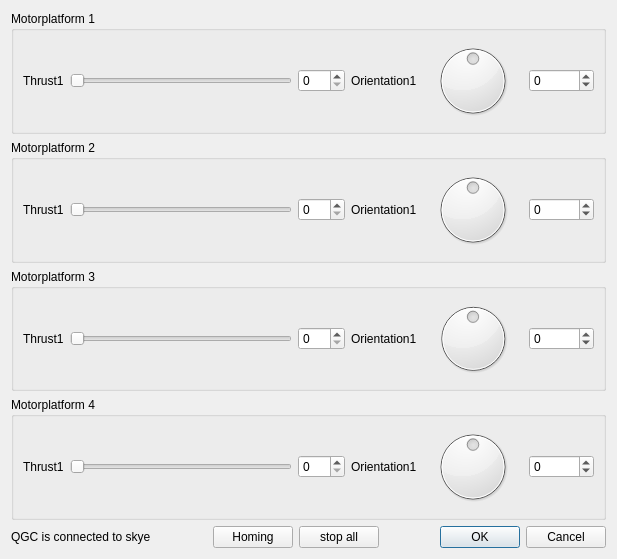
First picture: the form in src/ui/TestphaseWidget.ui, repository skye-git/qgroundcontrol-old, before the edit.
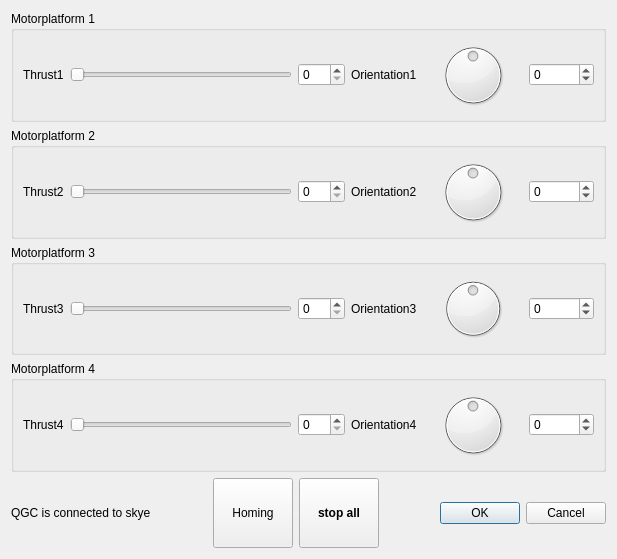
Second picture: the form after the edit.

Commit message: Testphase Constructor changed, only slightly

```diff
--- a/src/ui/TestphaseWidget.ui
+++ b/src/ui/TestphaseWidget.ui
@@ -83,7 +83,7 @@
       <item>
        <widget class="QLabel" name="label_3">
         <property name="text">
-         <string>Thrust1</string>
+         <string>Thrust2</string>
         </property>
        </widget>
       </item>
@@ -107,7 +107,7 @@
       <item>
        <widget class="QLabel" name="label_4">
         <property name="text">
-         <string>Orientation1</string>
+         <string>Orientation2</string>
         </property>
        </widget>
       </item>
@@ -143,7 +143,7 @@
       <item>
        <widget class="QLabel" name="label_5">
         <property name="text">
-         <string>Thrust1</string>
+         <string>Thrust3</string>
         </property>
        </widget>
       </item>
@@ -167,7 +167,7 @@
       <item>
        <widget class="QLabel" name="label_6">
         <property name="text">
-         <string>Orientation1</string>
+         <string>Orientation3</string>
         </property>
        </widget>
       </item>
@@ -203,7 +203,7 @@
       <item>
        <widget class="QLabel" name="label_7">
         <property name="text">
-         <string>Thrust1</string>
+         <string>Thrust4</string>
         </property>
        </widget>
       </item>
@@ -227,7 +227,7 @@
       <item>
        <widget class="QLabel" name="label_8">
         <property name="text">
-         <string>Orientation1</string>
+         <string>Orientation4</string>
         </property>
        </widget>
       </item>
@@ -278,6 +278,12 @@
      </item>
      <item>
       <widget class="QPushButton" name="HomingButton">
+       <property name="minimumSize">
+        <size>
+         <width>0</width>
+         <height>70</height>
+        </size>
+       </property>
        <property name="text">
         <string>Homing</string>
        </property>
@@ -291,6 +297,18 @@
          <verstretch>0</verstretch>
         </sizepolicy>
        </property>
+       <property name="minimumSize">
+        <size>
+         <width>0</width>
+         <height>70</height>
+        </size>
+       </property>
+       <property name="font">
+        <font>
+         <weight>75</weight>
+         <bold>true</bold>
+        </font>
+       </property>
        <property name="text">
         <string>stop all</string>
        </property>
```
The commit also changes 3 other files.
